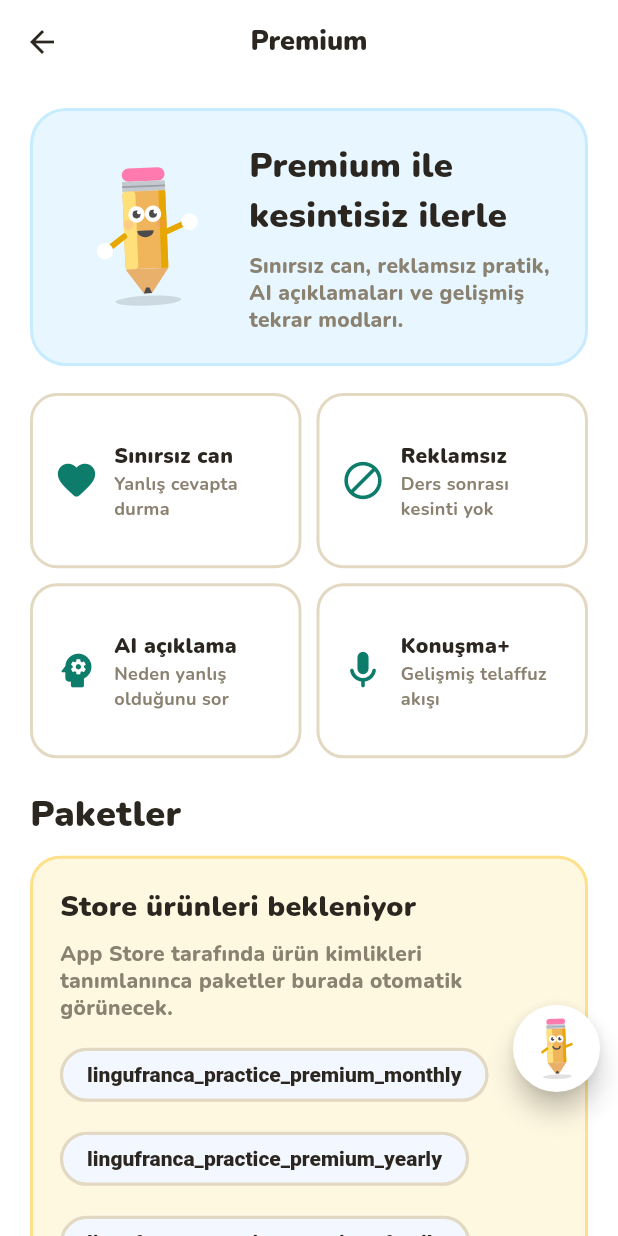
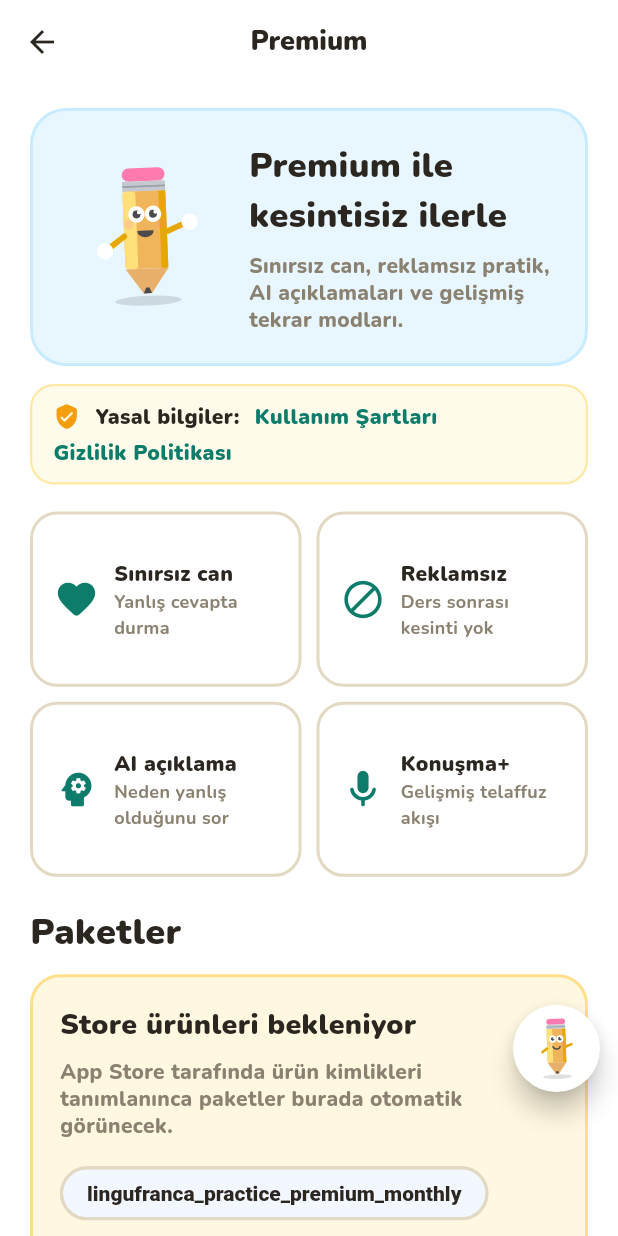
Before and after one commit to umutcanyldrm1903/linguframobile, a Flutter app: the PracticePremiumScreen screen opened by its route, on a phone screen of 412 x 824 dp. Run offline on Flutter 3.47's test engine with Material 3 defaults, Android fonts, the phone set to English and light mode, and no system bars; our stand-ins replace cached_network_image, confetti, connectivity_plus, dio, file_picker, firebase_core and 20 more; missing offline and left inert: flutter_cached_pdfview, google_sign_in_platform_interface, google_sign_in_web, home_widget, record; accounts and stored records are empty; network calls fail.

Commit message:
Add premium legal links

```diff
--- a/lib/src/features/practice/screens/practice_premium_screen.dart
+++ b/lib/src/features/practice/screens/practice_premium_screen.dart
@@ -2,7 +2,9 @@ import 'dart:async';
 
 import 'package:flutter/material.dart';
 import 'package:in_app_purchase/in_app_purchase.dart';
+import 'package:url_launcher/url_launcher.dart';
 
+import '../../../core/config/app_config.dart';
 import '../../../core/motion/app_motion.dart';
 import '../practice_ad_service.dart';
 import '../practice_api_service.dart';
@@ -222,6 +224,8 @@ class _PracticePremiumScreenState extends State<PracticePremiumScreen> {
                     ),
                   ),
                 ),
+                const SizedBox(height: 12),
+                const _SubscriptionLegalLinks(compact: true),
                 const SizedBox(height: 18),
                 _FeatureGrid(premium: premium),
                 const SizedBox(height: 20),
@@ -257,6 +261,8 @@ class _PracticePremiumScreenState extends State<PracticePremiumScreen> {
                   premium: premium,
                   onTap: () => _rewardedAd(),
                 ),
+                const SizedBox(height: 14),
+                const _SubscriptionLegalLinks(),
               ],
             ),
     );
@@ -268,6 +274,117 @@ class _PracticePremiumScreenState extends State<PracticePremiumScreen> {
       'plan': null,
       'expires_at': null,
     };
+  }
+}
+
+class _SubscriptionLegalLinks extends StatelessWidget {
+  const _SubscriptionLegalLinks({this.compact = false});
+
+  final bool compact;
+
+  Future<void> _open(String path) async {
+    final uri = Uri.parse('${AppConfig.webBaseUrl}$path');
+    await launchUrl(uri, mode: LaunchMode.externalApplication);
+  }
+
+  @override
+  Widget build(BuildContext context) {
+    if (compact) {
+      return Container(
+        padding: const EdgeInsets.symmetric(horizontal: 14, vertical: 10),
+        decoration: BoxDecoration(
+          color: const Color(0xFFFFFBEB),
+          borderRadius: BorderRadius.circular(16),
+          border: Border.all(color: const Color(0xFFFFE8A3), width: 1.5),
+        ),
+        child: Wrap(
+          spacing: 10,
+          runSpacing: 4,
+          crossAxisAlignment: WrapCrossAlignment.center,
+          children: [
+            const Icon(
+              Icons.verified_user_rounded,
+              color: Color(0xFFF59E0B),
+              size: 18,
+            ),
+            const Text(
+              'Yasal bilgiler:',
+              style: TextStyle(
+                color: practiceInk,
+                fontWeight: FontWeight.w900,
+              ),
+            ),
+            InkWell(
+              onTap: () => _open('/mobile-app-terms-of-use'),
+              child: const Text(
+                'Kullanım Şartları',
+                style: TextStyle(
+                  color: practiceBlue,
+                  fontWeight: FontWeight.w900,
+                ),
+              ),
+            ),
+            InkWell(
+              onTap: () => _open('/mobile-app-privacy-policy'),
+              child: const Text(
+                'Gizlilik Politikası',
+                style: TextStyle(
+                  color: practiceBlue,
+                  fontWeight: FontWeight.w900,
+                ),
+              ),
+            ),
+          ],
+        ),
+      );
+    }
+
+    return Container(
+      padding: const EdgeInsets.all(16),
+      decoration: BoxDecoration(
+        color: const Color(0xFFF8FAFC),
+        borderRadius: BorderRadius.circular(18),
+        border: Border.all(color: practiceLine, width: 1.5),
+      ),
+      child: Column(
+        crossAxisAlignment: CrossAxisAlignment.start,
+        children: [
+          const Text(
+            'Abonelik bilgileri',
+            style: TextStyle(
+              color: practiceInk,
+              fontWeight: FontWeight.w900,
+              fontSize: 15,
+            ),
+          ),
+          const SizedBox(height: 6),
+          const Text(
+            'Premium paketler App Store hesabın üzerinden yönetilir ve seçilen süreye göre otomatik yenilenir. İptal işlemini App Store abonelik ayarlarından yapabilirsin.',
+            style: TextStyle(
+              color: practiceMuted,
+              height: 1.35,
+              fontWeight: FontWeight.w700,
+              fontSize: 12,
+            ),
+          ),
+          const SizedBox(height: 10),
+          Wrap(
+            spacing: 10,
+            runSpacing: 8,
+            children: [
+              TextButton(
+                onPressed: () => _open('/mobile-app-terms-of-use'),
+                child: const Text('Kullanım Şartları'),
+              ),
+              TextButton(
+                onPressed: () => _open('/mobile-app-privacy-policy'),
+                child: const Text('Gizlilik Politikası'),
+              ),
+            ],
+          ),
+        ],
+      ),
+    );
   }
 }
 
```
